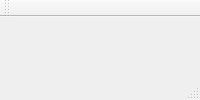
The window that mainwindow.ui (vultor33/StereoisomerIdentification) describes before a commit, drawn with Qt 5.
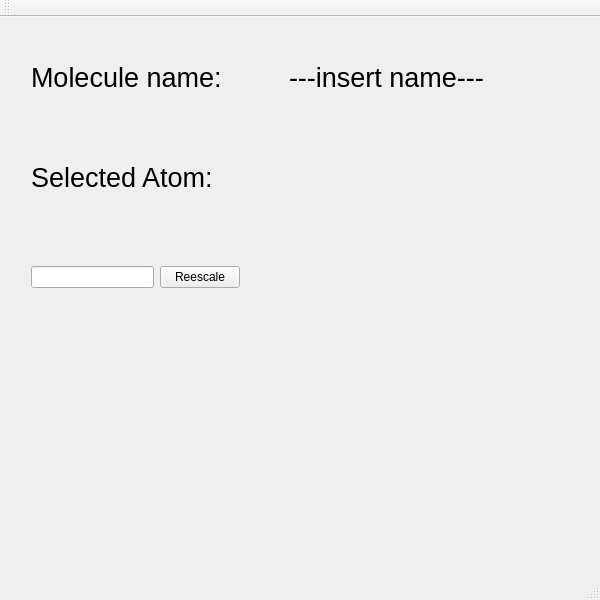
The same window after the commit.

Commit message: widget communication

```diff
--- a/mainwindow.ui
+++ b/mainwindow.ui
@@ -2,10 +2,113 @@
 <ui version="4.0">
  <class>MainWindow</class>
  <widget class="QMainWindow" name="MainWindow">
+  <property name="geometry">
+   <rect>
+    <x>0</x>
+    <y>0</y>
+    <width>600</width>
+    <height>600</height>
+   </rect>
+  </property>
   <property name="windowTitle">
    <string>MainWindow</string>
   </property>
-  <widget class="QWidget" name="centralWidget"/>
+  <widget class="QWidget" name="centralWidget">
+   <widget class="QWidget" name="horizontalLayoutWidget">
+    <property name="geometry">
+     <rect>
+      <x>20</x>
+      <y>20</y>
+      <width>531</width>
+      <height>80</height>
+     </rect>
+    </property>
+    <layout class="QHBoxLayout" name="horizontalLayout">
+     <item>
+      <widget class="QLabel" name="label">
+       <property name="font">
+        <font>
+         <pointsize>20</pointsize>
+        </font>
+       </property>
+       <property name="text">
+        <string>Molecule name:</string>
+       </property>
+      </widget>
+     </item>
+     <item>
+      <widget class="QLabel" name="molName">
+       <property name="font">
+        <font>
+         <pointsize>20</pointsize>
+        </font>
+       </property>
+       <property name="text">
+        <string>---insert name---</string>
+       </property>
+      </widget>
+     </item>
+    </layout>
+   </widget>
+   <widget class="QWidget" name="horizontalLayoutWidget_2">
+    <property name="geometry">
+     <rect>
+      <x>20</x>
+      <y>120</y>
+      <width>531</width>
+      <height>80</height>
+     </rect>
+    </property>
+    <layout class="QHBoxLayout" name="horizontalLayout_2">
+     <item>
+      <widget class="QLabel" name="label_2">
+       <property name="font">
+        <font>
+         <pointsize>20</pointsize>
+        </font>
+       </property>
+       <property name="text">
+        <string>Selected Atom:</string>
+       </property>
+      </widget>
+     </item>
+     <item>
+      <widget class="QLabel" name="atomSel">
+       <property name="font">
+        <font>
+         <pointsize>20</pointsize>
+        </font>
+       </property>
+       <property name="text">
+        <string/>
+       </property>
+      </widget>
+     </item>
+    </layout>
+   </widget>
+   <widget class="QWidget" name="horizontalLayoutWidget_3">
+    <property name="geometry">
+     <rect>
+      <x>20</x>
+      <y>220</y>
+      <width>231</width>
+      <height>80</height>
+     </rect>
+    </property>
+    <layout class="QHBoxLayout" name="horizontalLayout_3">
+     <item>
+      <widget class="QLineEdit" name="lineReescale"/>
+     </item>
+     <item>
+      <widget class="QPushButton" name="buttonReescale">
+       <property name="text">
+        <string>Reescale</string>
+       </property>
+      </widget>
+     </item>
+    </layout>
+   </widget>
+  </widget>
   <widget class="QMenuBar" name="menuBar">
    <property name="geometry">
     <rect>
```
Left out of the diff: 2 changed lines with no effect on the pictures. The commit also changes 6 other files.
